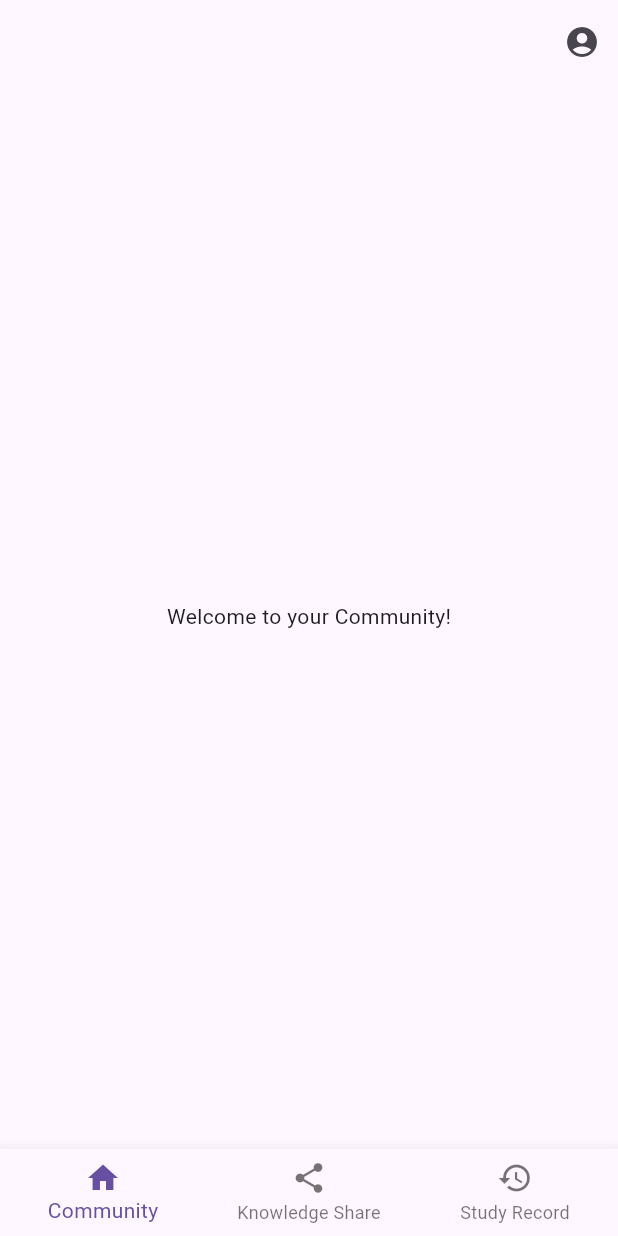
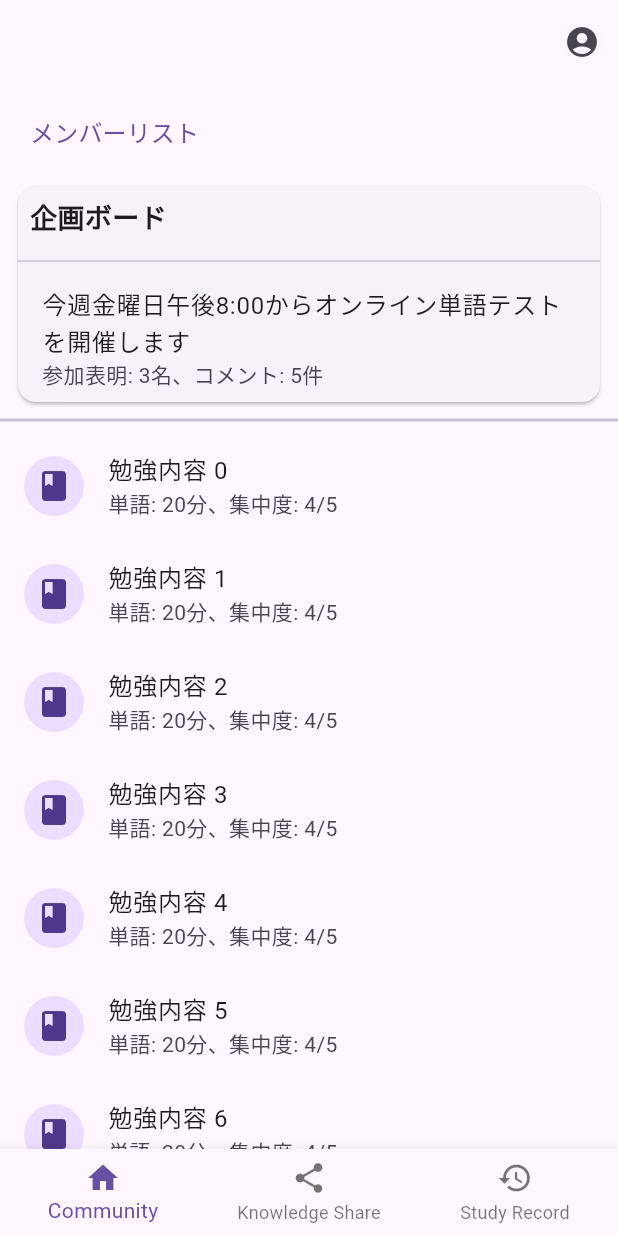
Before and after one commit to Haruki1090/benesse_hackathon_2024_08, a Flutter app: the screen it shows once a user with an empty profile is signed in, on a phone screen of 412 x 824 dp. Run offline on Flutter 3.47's test engine with Material 3 defaults, Android fonts, the phone set to English and light mode, and no system bars; our stand-ins replace cloud_firestore, firebase_auth, firebase_core, flutter_riverpod, freezed_annotation; accounts and stored records are empty.

Commit message:
コミュニティーダッシュボード実装

```diff
--- a/lib/community_home_page.dart
+++ b/lib/community_home_page.dart
@@ -76,9 +76,93 @@ class CommunityHomePage extends StatelessWidget {
           ),
         ],
       ),
-      body: const Center(
-        child: Text('Welcome to your Community!'),
+      body: Column(
+        children: [
+          // メンバーリストボタン
+          Padding(
+            padding: const EdgeInsets.all(8.0),
+            child: Align(
+              alignment: Alignment.centerLeft,
+              child: TextButton(
+                onPressed: () {
+                  _showMemberList(context);
+                },
+                child: const Text('メンバーリスト', style: TextStyle(fontSize: 16)),
+              ),
+            ),
+          ),
+          // 企画ボード
+          Padding(
+            padding: const EdgeInsets.symmetric(horizontal: 8.0),
+            child: Card(
+              child: Column(
+                crossAxisAlignment: CrossAxisAlignment.start,
+                children: [
+                  const Padding(
+                    padding: EdgeInsets.all(8.0),
+                    child: Text('企画ボード',
+                        style: TextStyle(
+                            fontSize: 18, fontWeight: FontWeight.bold)),
+                  ),
+                  const Divider(),
+                  ListTile(
+                    title: const Text('今週金曜日午後8:00からオンライン単語テストを開催します'),
+                    subtitle: const Text('参加表明: 3名、コメント: 5件'),
+                    onTap: () {
+                      // イベント詳細ページに遷移
+                    },
+                  ),
+                  // 他の企画ボードのアイテムを追加
+                ],
+              ),
+            ),
+          ),
+          const Divider(thickness: 2),
+          // スタディストリーム
+          Expanded(
+            child: _buildStudyStream(),
+          ),
+        ],
       ),
     );
   }
+
+  void _showMemberList(BuildContext context) {
+    showModalBottomSheet(
+      context: context,
+      builder: (context) {
+        return ListView.builder(
+          itemCount: 10, // メンバー数に応じて変更
+          itemBuilder: (context, index) {
+            return ListTile(
+              leading: const CircleAvatar(
+                child: Icon(Icons.person),
+              ),
+              title: Text('メンバー $index'), // メンバーの名前を表示
+              subtitle: Text('member@example.com'), // メンバーのメールアドレスを表示
+            );
+          },
+        );
+      },
+    );
+  }
+
+  Widget _buildStudyStream() {
+    // スタディストリームを表示するためのコードを実装
+    return ListView.builder(
+      itemCount: 20, // 投稿の数に応じて変更
+      itemBuilder: (context, index) {
+        return ListTile(
+          leading: const CircleAvatar(
+            child: Icon(Icons.book),
+          ),
+          title: Text('勉強内容 $index'),
+          subtitle: const Text('単語: 20分、集中度: 4/5'),
+          onTap: () {
+            // 投稿詳細ページに遷移
+          },
+        );
+      },
+    );
+  }
 }
```
